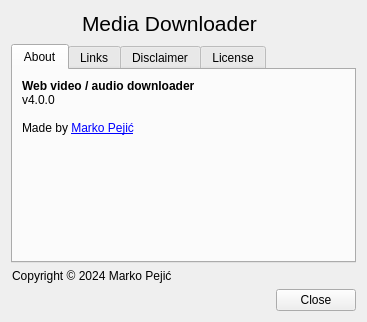
markop404/media-downloader, file designer/about_dialog.ui: the form before one commit.
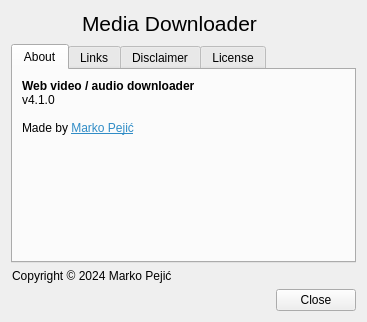
The form after the commit. Icons and pictures are not drawn.

Patch:
```diff
--- a/designer/about_dialog.ui
+++ b/designer/about_dialog.ui
@@ -89,7 +89,7 @@
        <item>
         <widget class="QLabel" name="aboutLabel">
          <property name="text">
-          <string>&lt;b&gt;Web video / audio downloader&lt;/b&gt;&lt;br&gt;v4.0.0&lt;br&gt;&lt;br&gt;Made by &lt;a href=&quot;https://markopejic.com&quot;&gt;Marko Pejić&lt;/a&gt;</string>
+          <string>&lt;html&gt;&lt;head/&gt;&lt;body&gt;&lt;p&gt;&lt;span style=&quot; font-weight:700;&quot;&gt;Web video / audio downloader&lt;/span&gt;&lt;br/&gt;v4.1.0&lt;br/&gt;&lt;br/&gt;Made by &lt;a href=&quot;https://markopejic.com&quot;&gt;&lt;span style=&quot; text-decoration: underline; color:#308cc6;&quot;&gt;Marko Pejić&lt;/span&gt;&lt;/a&gt;&lt;/p&gt;&lt;/body&gt;&lt;/html&gt;</string>
          </property>
          <property name="alignment">
           <set>Qt::AlignmentFlag::AlignLeading|Qt::AlignmentFlag::AlignLeft|Qt::AlignmentFlag::AlignTop</set>
```
Left out of the diff: 26 changed lines with no effect on the pictures. Lines whose indentation alone changed are shown as unchanged.
